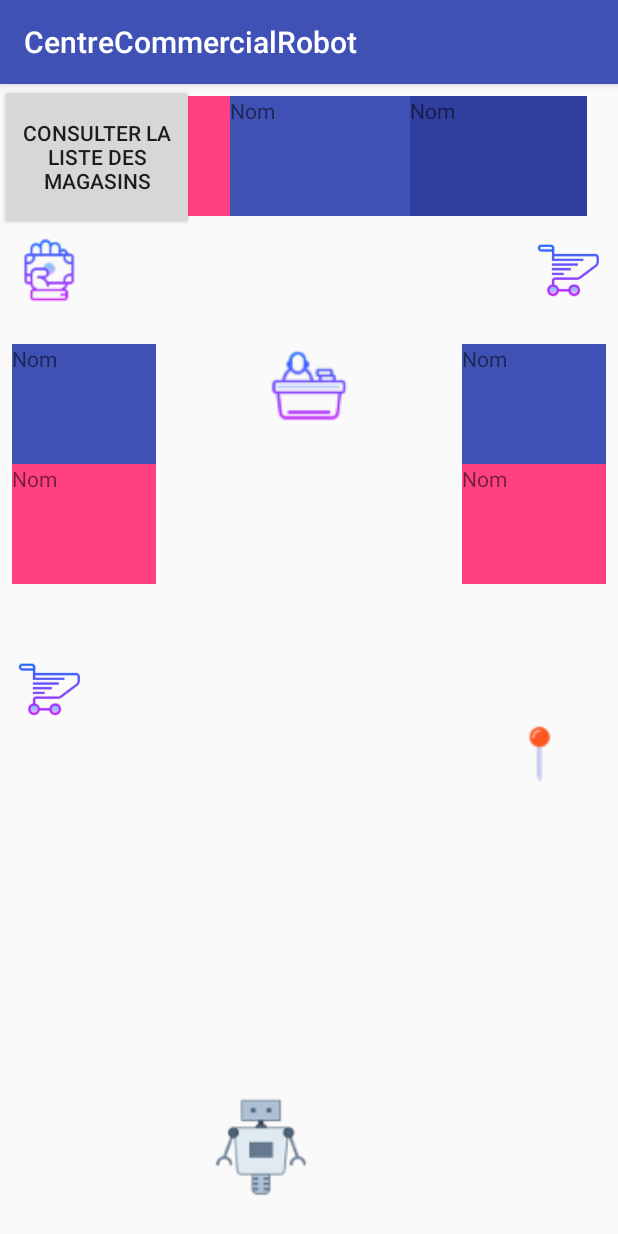
After one commit to Clairehere/CentreCommercialRobot, an Android app: the MapsActivity screen opened directly, with no data from a screen before it, on a phone screen of 412 x 824 dp. The commit adds this screen. Run offline under Robolectric (Android 15) with nearby library versions, the phone set to English and light mode, and no system bars.

Commit message:
layout MapsActivity

```diff
--- a/app/src/main/AndroidManifest.xml
+++ b/app/src/main/AndroidManifest.xml
@@ -16,6 +16,8 @@
                 <category android:name="android.intent.category.LAUNCHER" />
             </intent-filter>
         </activity>
+        <activity android:name=".MapsActivity" />
+        <activity android:name=".ListActivity"></activity>
     </application>
 
 </manifest>
--- /dev/null
+++ b/app/src/main/java/com/example/wilder/centrecommercialrobot/ListActivity.java
@@ -0,0 +1,13 @@
+package com.example.wilder.centrecommercialrobot;
+
+import android.support.v7.app.AppCompatActivity;
+import android.os.Bundle;
+
+public class ListActivity extends AppCompatActivity {
+
+    @Override
+    protected void onCreate(Bundle savedInstanceState) {
+        super.onCreate(savedInstanceState);
+        setContentView(R.layout.activity_list);
+    }
+}
--- a/app/src/main/java/com/example/wilder/centrecommercialrobot/MainActivity.java
+++ b/app/src/main/java/com/example/wilder/centrecommercialrobot/MainActivity.java
@@ -1,13 +1,67 @@
 package com.example.wilder.centrecommercialrobot;
 
+import android.content.Intent;
+import android.os.Handler;
 import android.support.v7.app.AppCompatActivity;
 import android.os.Bundle;
+import android.view.View;
+import android.widget.Button;
+import android.widget.LinearLayout;
+import android.widget.TextView;
 
 public class MainActivity extends AppCompatActivity {
-
+    private static int SPLASH_TIME_OUT = 2000;
     @Override
     protected void onCreate(Bundle savedInstanceState) {
         super.onCreate(savedInstanceState);
         setContentView(R.layout.activity_main);
+
+        Button btnShop = findViewById(R.id.btn_shop);
+        Button btnCaddy = findViewById(R.id.btn_caddy);
+        Button btnCash = findViewById(R.id.btn_dollars);
+        Button btnHome = findViewById(R.id.btn_home);
+        Button btnHours = findViewById(R.id.btn_hours);
+        final TextView tvResponse = findViewById(R.id.tv_response);
+        final LinearLayout llBtn = findViewById(R.id.ll_btn);
+
+        btnHours.setOnClickListener(new View.OnClickListener() {
+            @Override
+            public void onClick(View v) {
+                tvResponse.setVisibility(View.VISIBLE);
+                llBtn.setVisibility(View.INVISIBLE);
+            }
+        });
+
+        redirection(btnCaddy);
+        redirection(btnCash);
+        redirection(btnHome);
+        redirection(btnShop);
+
+    }
+
+    public void redirection(Button btn){
+        btn.setOnClickListener(new View.OnClickListener() {
+            @Override
+            public void onClick(View v) {
+                TextView tvResponse = findViewById(R.id.tv_response);
+                TextView tvHelp = findViewById(R.id.tv_help);
+                LinearLayout llBtn = findViewById(R.id.ll_btn);
+                tvResponse.setText("Allons voir ça sur le plan");
+                tvResponse.setVisibility(View.VISIBLE);
+                llBtn.setVisibility(View.INVISIBLE);
+                tvHelp.setVisibility(View.INVISIBLE);
+                new Handler().postDelayed(new Runnable() {
+                    @Override
+                    public void run() {
+                        Intent intent = new Intent(MainActivity.this, MapsActivity.class);
+                        MainActivity.this.startActivity(intent);
+                    }
+                }, SPLASH_TIME_OUT);
+            }
+        });
+
+
+
+
     }
 }
--- /dev/null
+++ b/app/src/main/java/com/example/wilder/centrecommercialrobot/MapsActivity.java
@@ -0,0 +1,13 @@
+package com.example.wilder.centrecommercialrobot;
+
+import android.support.v7.app.AppCompatActivity;
+import android.os.Bundle;
+
+public class MapsActivity extends AppCompatActivity {
+
+    @Override
+    protected void onCreate(Bundle savedInstanceState) {
+        super.onCreate(savedInstanceState);
+        setContentView(R.layout.activity_maps);
+    }
+}
--- /dev/null
+++ b/app/src/main/res/layout/activity_list.xml
@@ -0,0 +1,9 @@
+<?xml version="1.0" encoding="utf-8"?>
+<android.support.constraint.ConstraintLayout xmlns:android="http://schemas.android.com/apk/res/android"
+    xmlns:app="http://schemas.android.com/apk/res-auto"
+    xmlns:tools="http://schemas.android.com/tools"
+    android:layout_width="match_parent"
+    android:layout_height="match_parent"
+    tools:context=".ListActivity">
+
+</android.support.constraint.ConstraintLayout>
--- a/app/src/main/res/layout/activity_main.xml
+++ b/app/src/main/res/layout/activity_main.xml
@@ -37,27 +37,22 @@
     <TextView
         android:id="@+id/tv_help"
         android:layout_width="wrap_content"
-        android:layout_height="18dp"
-        android:text="Besoin d'aide .Je suis la pour vous"
-        tools:layout_editor_absoluteX="86dp"
-        tools:layout_editor_absoluteY="97dp" />
-
-    <TextView
-        android:id="@+id/tv_demand"
-        android:layout_width="wrap_content"
         android:layout_height="wrap_content"
         android:layout_marginTop="8dp"
-        android:text="Votre demande concerne"
-        app:layout_constraintTop_toBottomOf="@+id/tv_help"
-        tools:layout_editor_absoluteX="191dp" />
+        android:text="Besoin d'aide.Je suis la pour vous\n Votre demande concerne :"
+        app:layout_constraintTop_toBottomOf="@+id/tv_title"
+        tools:layout_editor_absoluteX="86dp" />
 
     <LinearLayout
+        android:id="@+id/ll_btn"
         android:layout_width="174dp"
         android:layout_height="307dp"
-        android:layout_marginTop="16dp"
+        android:layout_marginEnd="8dp"
+        android:layout_marginRight="8dp"
+        android:layout_marginTop="8dp"
         android:orientation="vertical"
-        app:layout_constraintTop_toBottomOf="@+id/tv_demand"
-        tools:layout_editor_absoluteX="182dp">
+        app:layout_constraintEnd_toEndOf="parent"
+        app:layout_constraintTop_toBottomOf="@+id/tv_help">
 
         <Button
             android:id="@+id/btn_shop"
@@ -105,4 +100,12 @@
             tools:layout_editor_absoluteY="315dp" />
     </LinearLayout>
 
+    <TextView
+        android:id="@+id/tv_response"
+        android:layout_width="wrap_content"
+        android:layout_height="wrap_content"
+        android:text="Nous sommes ouvert : \nDu Lundi au Samedi\n De 9h à 20h"
+        tools:layout_editor_absoluteX="36dp"
+        tools:layout_editor_absoluteY="412dp" />
+
 </android.support.constraint.ConstraintLayout>
--- /dev/null
+++ b/app/src/main/res/layout/activity_maps.xml
@@ -0,0 +1,236 @@
+<?xml version="1.0" encoding="utf-8"?>
+<android.support.constraint.ConstraintLayout xmlns:android="http://schemas.android.com/apk/res/android"
+    xmlns:app="http://schemas.android.com/apk/res-auto"
+    xmlns:tools="http://schemas.android.com/tools"
+    android:layout_width="match_parent"
+    android:layout_height="match_parent"
+    tools:context=".MapsActivity">
+
+    <LinearLayout
+        android:id="@+id/ll_right"
+        android:layout_width="96dp"
+        android:layout_height="174dp"
+        android:layout_marginEnd="8dp"
+        android:layout_marginRight="8dp"
+        android:layout_marginTop="24dp"
+        android:orientation="vertical"
+        app:layout_constraintEnd_toEndOf="parent"
+        app:layout_constraintTop_toBottomOf="@+id/iv_caddy1">
+
+        <android.support.constraint.ConstraintLayout
+            android:layout_width="120dp"
+            android:layout_height="80dp"
+            android:background="@color/colorPrimary">
+
+            <TextView
+                android:id="@+id/tv_name6"
+                android:layout_width="wrap_content"
+                android:layout_height="wrap_content"
+                android:text="Nom"
+                tools:layout_editor_absoluteX="29dp"
+                tools:layout_editor_absoluteY="38dp" />
+
+        </android.support.constraint.ConstraintLayout>
+
+        <android.support.constraint.ConstraintLayout
+            android:layout_width="132dp"
+            android:layout_height="80dp"
+            android:background="@color/colorAccent">>
+
+            <TextView
+                android:id="@+id/tv_name7"
+                android:layout_width="wrap_content"
+                android:layout_height="wrap_content"
+                android:text="Nom"
+                tools:layout_editor_absoluteX="29dp"
+                tools:layout_editor_absoluteY="31dp" />
+        </android.support.constraint.ConstraintLayout>
+
+    </LinearLayout>
+
+    <LinearLayout
+        android:id="@+id/ll_left"
+        android:layout_width="96dp"
+        android:layout_height="173dp"
+        android:layout_marginLeft="8dp"
+        android:layout_marginStart="8dp"
+        android:layout_marginTop="24dp"
+        android:orientation="vertical"
+        app:layout_constraintStart_toStartOf="parent"
+        app:layout_constraintTop_toBottomOf="@+id/iv_cash">
+
+        <android.support.constraint.ConstraintLayout
+            android:layout_width="120dp"
+            android:layout_height="80dp"
+            android:background="@color/colorPrimary">
+
+            <TextView
+                android:id="@+id/tv_name2"
+                android:layout_width="wrap_content"
+                android:layout_height="wrap_content"
+                android:text="Nom"
+                tools:layout_editor_absoluteX="27dp"
+                tools:layout_editor_absoluteY="39dp" />
+
+        </android.support.constraint.ConstraintLayout>
+
+        <android.support.constraint.ConstraintLayout
+            android:layout_width="132dp"
+            android:layout_height="80dp"
+            android:background="@color/colorAccent">>
+
+            <TextView
+                android:id="@+id/tv_name1"
+                android:layout_width="wrap_content"
+                android:layout_height="wrap_content"
+                android:text="Nom"
+                tools:layout_editor_absoluteX="30dp"
+                tools:layout_editor_absoluteY="31dp" />
+
+        </android.support.constraint.ConstraintLayout>
+
+    </LinearLayout>
+
+    <LinearLayout
+        android:id="@+id/ll_top"
+        android:layout_width="370dp"
+        android:layout_height="83dp"
+        android:layout_marginEnd="8dp"
+        android:layout_marginLeft="8dp"
+        android:layout_marginRight="8dp"
+        android:layout_marginStart="8dp"
+        android:layout_marginTop="8dp"
+        android:orientation="horizontal"
+        app:layout_constraintEnd_toEndOf="parent"
+        app:layout_constraintStart_toStartOf="parent"
+        app:layout_constraintTop_toTopOf="parent">
+
+        <android.support.constraint.ConstraintLayout
+            android:layout_width="132dp"
+            android:layout_height="80dp"
+            android:background="@color/colorAccent">
+
+            <TextView
+                android:id="@+id/tv_name3"
+                android:layout_width="wrap_content"
+                android:layout_height="wrap_content"
+                android:text="Nom"
+                tools:layout_editor_absoluteX="61dp"
+                tools:layout_editor_absoluteY="32dp" />
+
+        </android.support.constraint.ConstraintLayout>
+
+        <android.support.constraint.ConstraintLayout
+            android:layout_width="120dp"
+            android:layout_height="80dp"
+            android:background="@color/colorPrimary">
+
+            <TextView
+                android:id="@+id/tv_name4"
+                android:layout_width="wrap_content"
+                android:layout_height="wrap_content"
+                android:text="Nom"
+                tools:layout_editor_absoluteX="36dp"
+                tools:layout_editor_absoluteY="31dp" />
+
+        </android.support.constraint.ConstraintLayout>
+
+        <android.support.constraint.ConstraintLayout
+            android:layout_width="130dp"
+            android:layout_height="80dp"
+            android:background="@color/colorPrimaryDark">
+
+            <TextView
+                android:id="@+id/tv_name5"
+                android:layout_width="wrap_content"
+                android:layout_height="wrap_content"
+                android:text="Nom"
+                tools:layout_editor_absoluteX="42dp"
+                tools:layout_editor_absoluteY="32dp" />
+
+        </android.support.constraint.ConstraintLayout>
+    </LinearLayout>
+
+    <ImageView
+        android:id="@+id/iv_here"
+        android:layout_width="40dp"
+        android:layout_height="40dp"
+        android:layout_marginEnd="32dp"
+        android:layout_marginRight="32dp"
+        android:layout_marginTop="80dp"
+        app:layout_constraintEnd_toEndOf="parent"
+        app:layout_constraintTop_toBottomOf="@+id/ll_right"
+        app:srcCompat="@drawable/icons8_epingle_de_carte_48" />
+
+    <ImageView
+        android:id="@+id/iv_caddy2"
+        android:layout_width="50dp"
+        android:layout_height="50dp"
+        android:layout_marginLeft="8dp"
+        android:layout_marginStart="8dp"
+        android:layout_marginTop="32dp"
+        app:layout_constraintStart_toStartOf="parent"
+        app:layout_constraintTop_toBottomOf="@+id/ll_left"
+        app:srcCompat="@drawable/caddy" />
+
+    <ImageView
+        android:id="@+id/iv_caddy1"
+        android:layout_width="50dp"
+        android:layout_height="50dp"
+        android:layout_marginEnd="8dp"
+        android:layout_marginRight="8dp"
+        android:layout_marginTop="8dp"
+        app:layout_constraintEnd_toEndOf="parent"
+        app:layout_constraintTop_toBottomOf="@+id/ll_top"
+        app:srcCompat="@drawable/caddy" />
+
+    <ImageView
+        android:id="@+id/imageView6"
+        android:layout_width="67dp"
+        android:layout_height="60dp"
+        android:layout_marginEnd="8dp"
+        android:layout_marginLeft="8dp"
+        android:layout_marginRight="8dp"
+        android:layout_marginStart="8dp"
+        android:layout_marginTop="80dp"
+        app:layout_constraintEnd_toStartOf="@+id/ll_right"
+        app:layout_constraintHorizontal_bias="0.505"
+        app:layout_constraintStart_toEndOf="@+id/ll_left"
+        app:layout_constraintTop_toBottomOf="@+id/ll_top"
+        app:srcCompat="@drawable/icons8_accueil_64" />
+
+    <ImageView
+        android:id="@+id/iv_cash"
+        android:layout_width="50dp"
+        android:layout_height="50dp"
+        android:layout_marginLeft="8dp"
+        android:layout_marginStart="8dp"
+        android:layout_marginTop="8dp"
+        app:layout_constraintStart_toStartOf="parent"
+        app:layout_constraintTop_toBottomOf="@+id/ll_top"
+        app:srcCompat="@drawable/icons8_argent_liquide_en_main_64" />
+
+    <ImageView
+        android:id="@+id/iv_robot"
+        android:layout_width="70dp"
+        android:layout_height="70dp"
+        android:layout_marginBottom="24dp"
+        android:layout_marginEnd="8dp"
+        android:layout_marginLeft="8dp"
+        android:layout_marginRight="8dp"
+        android:layout_marginStart="8dp"
+        app:layout_constraintBottom_toBottomOf="parent"
+        app:layout_constraintEnd_toEndOf="parent"
+        app:layout_constraintHorizontal_bias="0.402"
+        app:layout_constraintStart_toStartOf="parent"
+        app:srcCompat="@drawable/icons8_robot_3_80" />
+
+    <Button
+        android:id="@+id/button"
+        android:layout_width="129dp"
+        android:layout_height="97dp"
+        android:text="Consulter la liste des magasins"
+        tools:layout_editor_absoluteX="128dp"
+        tools:layout_editor_absoluteY="259dp" />
+
+</android.support.constraint.ConstraintLayout>
```
